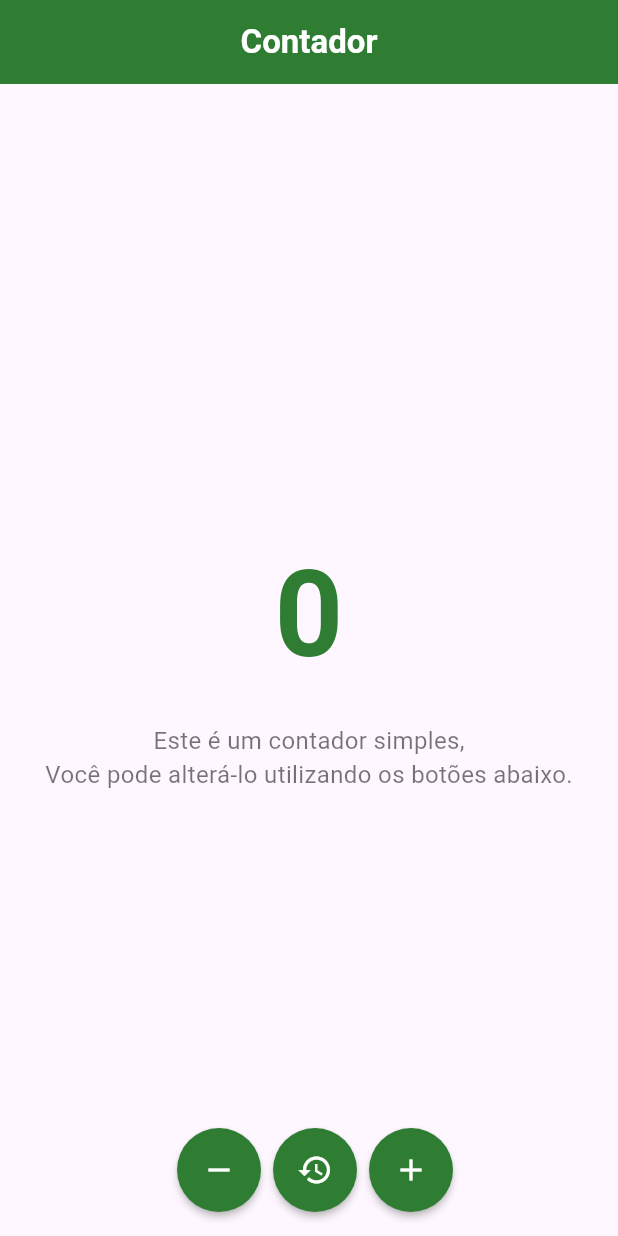
After one commit to thdev-matheus/first-flutter-app, a Flutter app: the screen it shows after launch, on a phone screen of 412 x 824 dp. The commit adds this screen. Run offline on Flutter 3.47's test engine with Material 2 defaults, Android fonts, the phone set to English and light mode, and no system bars.

Commit message:
refactor: body widget creation

```diff
--- /dev/null
+++ b/lib/widgets/body.dart
@@ -0,0 +1,44 @@
+import '../styles/global_style.dart';
+import 'package:flutter/material.dart';
+
+class Body extends StatelessWidget {
+  const Body({
+    super.key,
+    required this.counter,
+  });
+
+  final int counter;
+
+  @override
+  Widget build(BuildContext context) {
+    return Center(
+      child: Column(
+        mainAxisAlignment: MainAxisAlignment.center,
+        children: <Widget>[
+          Text(
+            '$counter',
+            style: TextStyle(
+                fontSize: 80,
+                fontWeight: FontWeight.bold,
+                color: primary['background_color']),
+          ),
+          separator(height: 16),
+          Text(
+            'Este é um contador simples,',
+            style: TextStyle(
+              fontSize: 16,
+              color: primary['text_color'],
+            ),
+          ),
+          Text(
+            'Você pode alterá-lo utilizando os botões abaixo.',
+            style: TextStyle(
+              fontSize: 16,
+              color: primary['text_color'],
+            ),
+          ),
+        ],
+      ),
+    );
+  }
+}
```
Also changed, not shown: lib/main.dart (+2 -29 lines).
